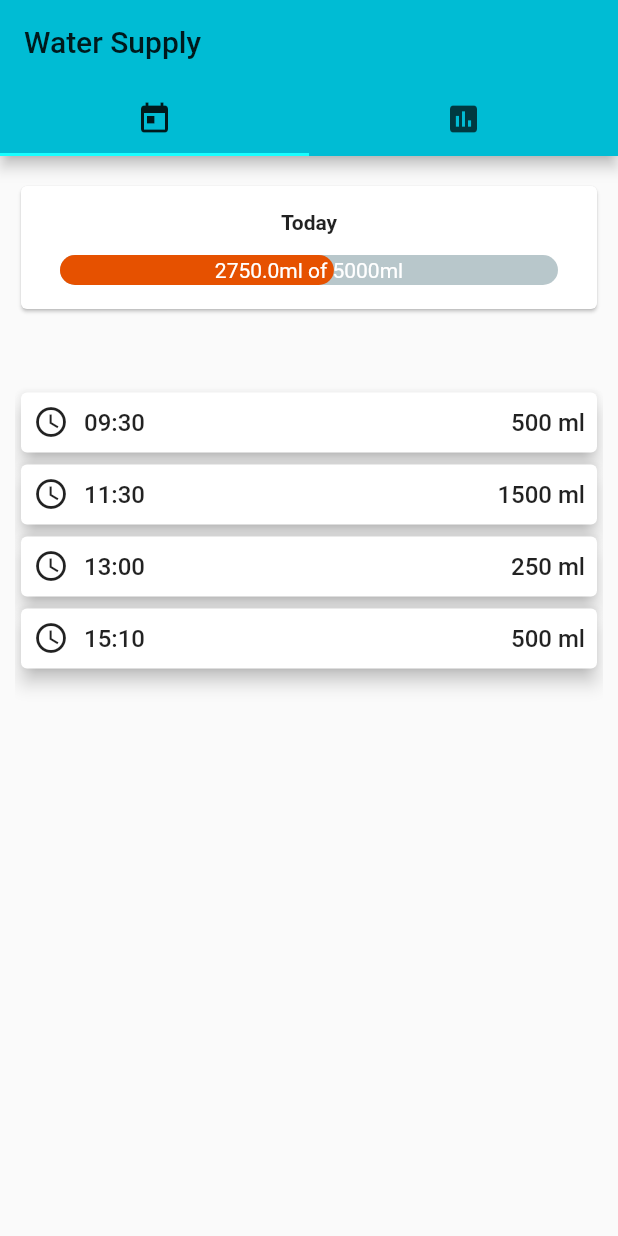
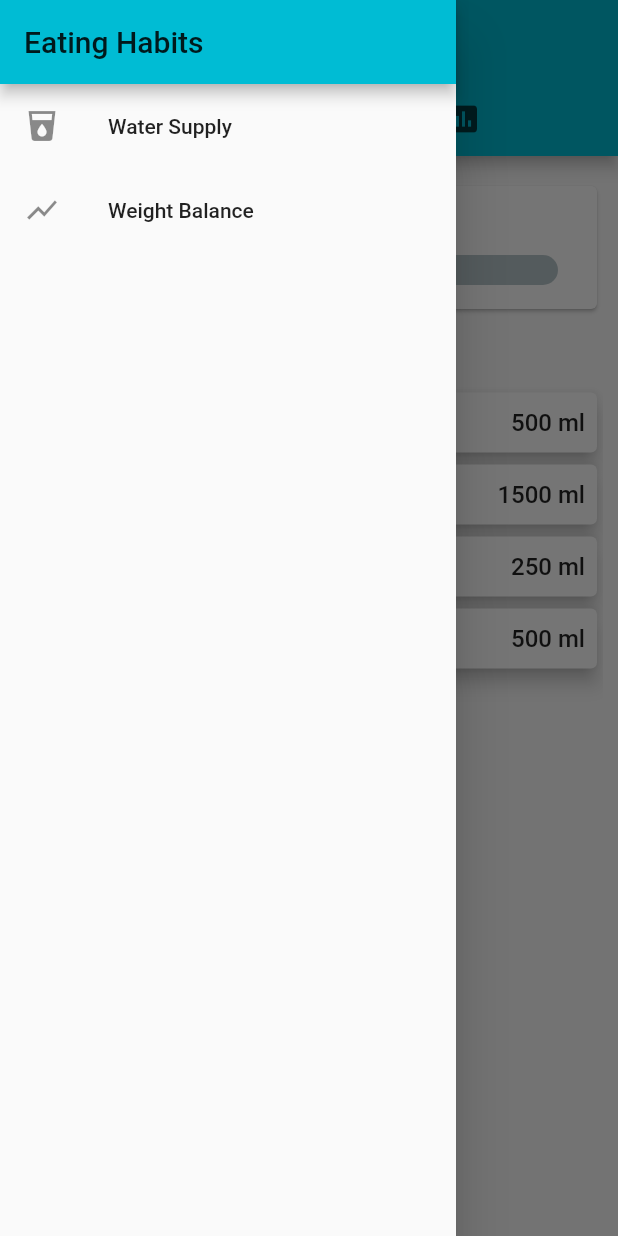
Before and after one commit to snaksa/eating-habits-mobile, a Flutter app: the screen it shows after launch, with the side drawer open (before the commit the screen has no drawer), on a phone screen of 412 x 824 dp. Run offline on Flutter 3.47's test engine with Material 2 defaults, Android fonts, the phone set to English and light mode, and no system bars; drawn by our look-alikes of percent_indicator; our stand-ins replace charts_flutter.

Commit message:
Add Drawer

```diff
--- a/lib/main.dart
+++ b/lib/main.dart
@@ -13,12 +13,16 @@ class MyApp extends StatelessWidget {
         primarySwatch: Colors.cyan,
         accentColor: Colors.cyanAccent,
         textTheme: TextTheme(
-          title: TextStyle(
+          headline6: TextStyle(
             fontSize: 16,
           ),
         ),
       ),
       home: WaterSupplyScreen(),
+      routes: {
+            WaterSupplyScreen.routeName: (ctx) => WaterSupplyScreen(),
+            WeightBalanceScreen.routeName: (ctx) => WeightBalanceScreen(),
+      }
     );
   }
 }
--- /dev/null
+++ b/lib/widgets/drawer.dart
@@ -0,0 +1,35 @@
+import 'package:eating_habits_mobile/widgets/screens/water-supply.dart';
+import 'package:eating_habits_mobile/widgets/screens/weight-balance.dart';
+import 'package:flutter/material.dart';
+
+class AppDrawer extends StatelessWidget {
+
+  @override
+  Widget build(BuildContext context) {
+    return Drawer(
+      child:  Column(
+        children: <Widget>[
+          AppBar(
+            title: Text('Eating Habits'),
+            automaticallyImplyLeading: false,
+          ),
+          ListTile(
+            leading: Icon(Icons.local_drink),
+            title: Text('Water Supply'),
+            onTap: () {
+              Navigator.of(context).pushReplacementNamed(WaterSupplyScreen.routeName);
+            },
+          ),
+          ListTile(
+            leading: Icon(Icons.show_chart),
+            title: Text('Weight Balance'),
+            onTap: () {
+              Navigator.of(context)
+                  .pushReplacementNamed(WeightBalanceScreen.routeName);
+            },
+          ),
+        ],
+      ),
+    );
+  }
+}
--- a/lib/widgets/screens/water-supply.dart
+++ b/lib/widgets/screens/water-supply.dart
@@ -1,9 +1,12 @@
 import 'package:flutter/material.dart';
 
+import '../../widgets/drawer.dart';
 import '../../widgets/screens/water-supply-daily-stats.dart';
 import '../../widgets/screens/water-supply-daily.dart';
 
 class WaterSupplyScreen extends StatefulWidget {
+  static const String routeName = '/water-supply';
+
   @override
   _WaterSupplyScreenState createState() => _WaterSupplyScreenState();
 }
@@ -26,6 +29,7 @@ class _WaterSupplyScreenState extends State<WaterSupplyScreen> {
           ),
           title: Text('Water Supply'),
         ),
+        drawer: AppDrawer(),
         body: TabBarView(
           children: [
             WaterSupplyDailyScreen(),
--- a/lib/widgets/screens/weight-balance.dart
+++ b/lib/widgets/screens/weight-balance.dart
@@ -1,3 +1,4 @@
+import 'package:eating_habits_mobile/widgets/drawer.dart';
 import 'package:flutter/material.dart';
 import '../../models/weight.dart';
 import '../../widgets/charts/weight-chart.dart';
@@ -6,6 +7,8 @@ import '../../widgets/weight-stats.dart';
 import '../../widgets/weight-summary.dart';
 
 class WeightBalanceScreen extends StatefulWidget {
+  static const String routeName = '/weight-balance';
+
   @override
   _WeightBalanceScreenState createState() => _WeightBalanceScreenState();
 }
@@ -80,6 +83,7 @@ class _WeightBalanceScreenState extends State<WeightBalanceScreen> {
 
     return Scaffold(
       appBar: appBar,
+      drawer: AppDrawer(),
       body: Center(
         child: Padding(
           padding: const EdgeInsets.only(
--- a/lib/widgets/water-daily-summary.dart
+++ b/lib/widgets/water-daily-summary.dart
@@ -53,7 +53,7 @@ class _WaterDailySummaryState extends State<WaterDailySummary> {
                     Text(
                       DateFormat.Hm().format(widget.water.date),
                       textAlign: TextAlign.center,
-                      style: Theme.of(context).textTheme.title,
+                      style: Theme.of(context).textTheme.headline6,
                     ),
                   ],
                 ),
@@ -62,7 +62,7 @@ class _WaterDailySummaryState extends State<WaterDailySummary> {
                 child: Text(
                   '${widget.water.amount.toStringAsFixed(0)} ml',
                   textAlign: TextAlign.right,
-                  style: Theme.of(context).textTheme.title,
+                  style: Theme.of(context).textTheme.headline6,
                 ),
               ),
             ],
--- a/lib/widgets/weight-summary.dart
+++ b/lib/widgets/weight-summary.dart
@@ -56,14 +56,14 @@ class _WeightSummaryState extends State<WeightSummary> {
                 child: Text(
                   DateFormat.yMMMd().format(widget.weight.date),
                   textAlign: TextAlign.center,
-                  style: Theme.of(context).textTheme.title,
+                  style: Theme.of(context).textTheme.headline6,
                 ),
               ),
               Expanded(
                 child: Text(
                   '${widget.weight.weight.toStringAsFixed(2)} kg',
                   textAlign: TextAlign.center,
-                  style: Theme.of(context).textTheme.title,
+                  style: Theme.of(context).textTheme.headline6,
                 ),
               ),
               Expanded(
@@ -74,7 +74,7 @@ class _WeightSummaryState extends State<WeightSummary> {
                       '${widget.diff.abs().toStringAsFixed(3)} kg',
                       textAlign: TextAlign.center,
                       style: TextStyle(
-                        fontSize: Theme.of(context).textTheme.title.fontSize,
+                        fontSize: Theme.of(context).textTheme.headline6.fontSize,
                         color: widget.color,
                       ),
                     ),
```
Also changed, not shown: pubspec.lock.
